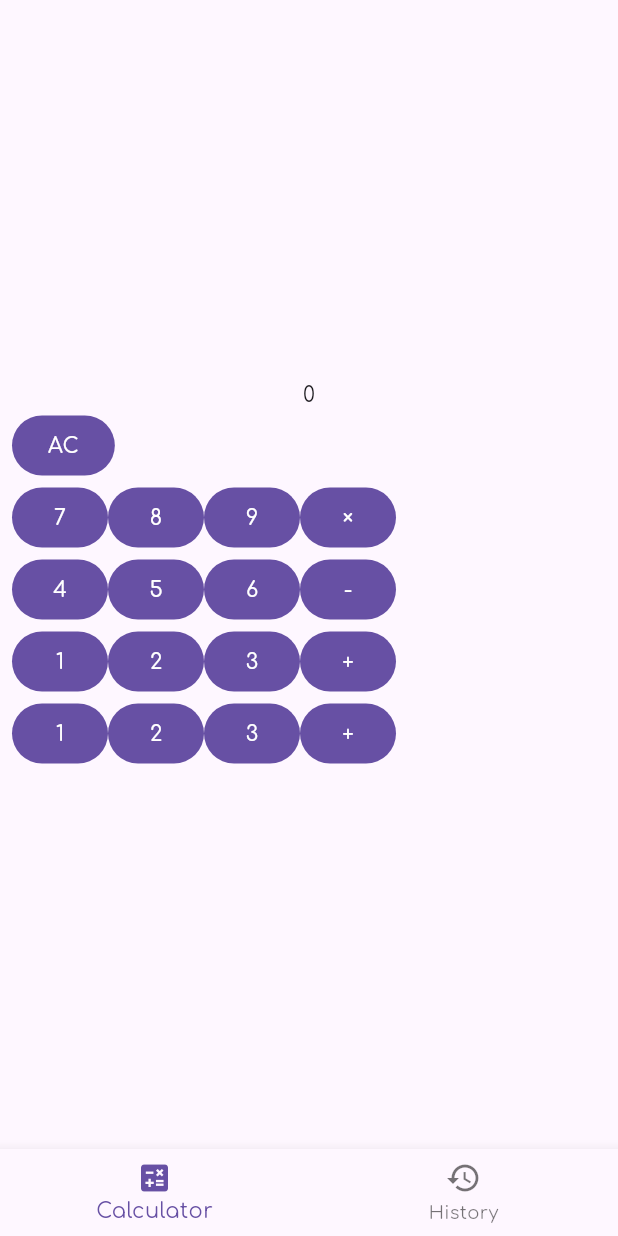
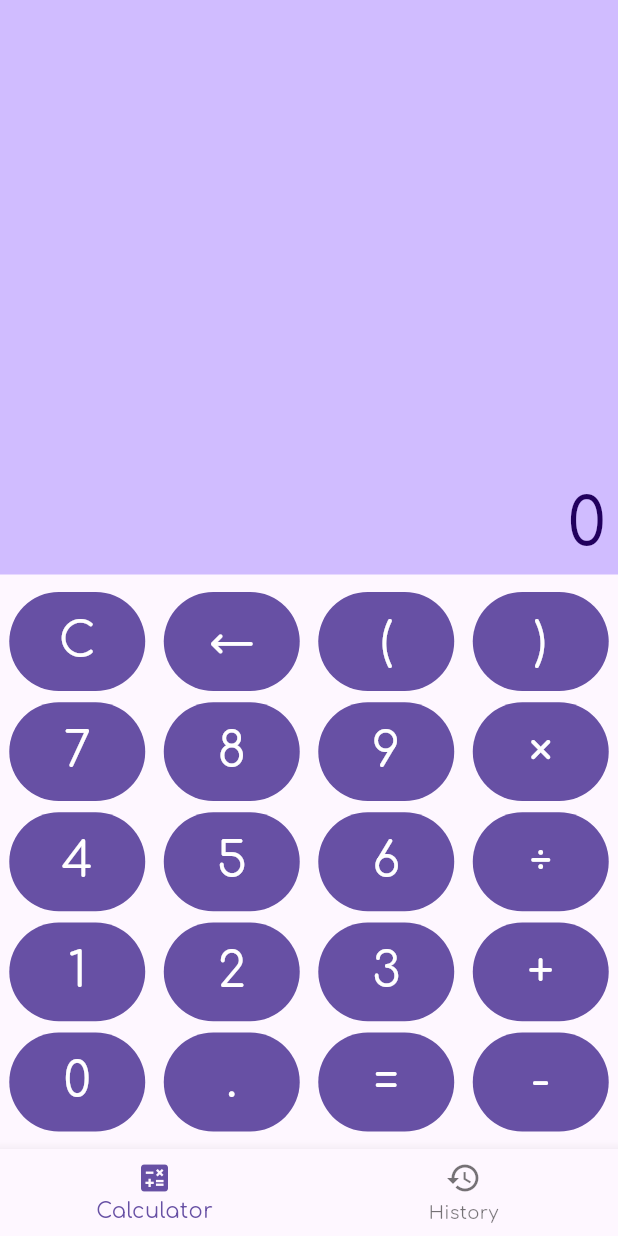
Before and after one commit to ShyrokyiOleksandr/j_calc, a Flutter app: the screen it shows after launch, on a phone screen of 412 x 824 dp. Run offline on Flutter 3.47's test engine with Material 3 defaults, Android fonts, the light colour scheme and no system bars; our stand-ins replace flutter_bloc, go_router.

Commit message:
improve ui; improve comoseDigit; clean up state

```diff
--- a/lib/presentation/features/calculator/calculator_screen.dart
+++ b/lib/presentation/features/calculator/calculator_screen.dart
@@ -13,138 +13,106 @@ class CalculatorScreen extends StatelessWidget {
     return BlocBuilder<CalculatorCubit, CalculatorState>(
       builder: (context, state) {
         return Scaffold(
-          body: Padding(
+          body: Column(
+            mainAxisAlignment: MainAxisAlignment.center,
+            crossAxisAlignment: CrossAxisAlignment.end,
+            children: [
+              Expanded(
+                child: Container(
                   padding: const EdgeInsets.all(8.0),
+                  alignment: Alignment.bottomRight,
+                  color: Theme.of(context).colorScheme.inversePrimary,
+                  child: Text(
+                    state.input,
+                    style: Theme.of(context).textTheme.displayMedium?.copyWith(
+                      color: Theme.of(context).colorScheme.onPrimaryFixed,
+                    ),
+                  ),
+                ),
+              ),
+              Expanded(
+                child: Padding(
+                  padding: const EdgeInsets.symmetric(vertical: 8.0),
                   child: Column(
-              mainAxisAlignment: MainAxisAlignment.center,
-              children: [
-                Text(state.input),
-                Column(
+                    mainAxisAlignment: MainAxisAlignment.spaceAround,
                     children: [
                       Row(
+                        mainAxisAlignment: MainAxisAlignment.spaceAround,
                         children: [
-                        FilledButton(
+                          CalculatorButton(
+                            symbol: 'C',
                             onPressed: () {
                               context.read<CalculatorCubit>().clear();
                             },
-                          child: Text('AC'),
+                          ),
+                          CalculatorButton(
+                            symbol: '←',
+                            onPressed: () {
+                              context.read<CalculatorCubit>().backspace();
+                            },
+                          ),
+                          CalculatorButton(symbol: '('),
+                          CalculatorButton(symbol: ')'),
+                        ],
+                      ),
+                      CalculatorButtonRow(symbols: ['7', '8', '9', '×']),
+                      CalculatorButtonRow(symbols: ['4', '5', '6', '÷']),
+                      CalculatorButtonRow(symbols: ['1', '2', '3', '+']),
+                      CalculatorButtonRow(symbols: ['0', '.', '=', '-']),
+                    ],
+                  ),
+                ),
               ),
             ],
-                    ),
-                    Row(
-                      children: [
-                        FilledButton(
-                          onPressed: () {
-                            context.read<CalculatorCubit>().composeDigit('7');
-                          },
-                          child: Text('7'),
-                        ),
-                        FilledButton(
-                          onPressed: () {
-                            context.read<CalculatorCubit>().composeDigit('8');
-                          },
-                          child: Text('8'),
-                        ),
-                        FilledButton(
-                          onPressed: () {
-                            context.read<CalculatorCubit>().composeDigit('9');
-                          },
-                          child: Text('9'),
-                        ),
-                        FilledButton(
-                          onPressed: () {
-                            context.read<CalculatorCubit>().composeDigit('×');
-                          },
-                          child: Text('×'),
-                        ),
-                      ],
-                    ),
-                    Row(
-                      children: [
-                        FilledButton(
-                          onPressed: () {
-                            context.read<CalculatorCubit>().composeDigit('4');
-                          },
-                          child: Text('4'),
-                        ),
-                        FilledButton(
-                          onPressed: () {
-                            context.read<CalculatorCubit>().composeDigit('5');
-                          },
-                          child: Text('5'),
-                        ),
-                        FilledButton(
-                          onPressed: () {
-                            context.read<CalculatorCubit>().composeDigit('6');
-                          },
-                          child: Text('6'),
-                        ),
-                        FilledButton(onPressed: () {}, child: Text('-')),
-                      ],
-                    ),
-                    Row(
-                      children: [
-                        FilledButton(
-                          onPressed: () {
-                            context.read<CalculatorCubit>().composeDigit('1');
-                          },
-                          child: Text('1'),
-                        ),
-                        FilledButton(
-                          onPressed: () {
-                            context.read<CalculatorCubit>().composeDigit('2');
-                          },
-                          child: Text('2'),
-                        ),
-                        FilledButton(
-                          onPressed: () {
-                            context.read<CalculatorCubit>().composeDigit('3');
-                          },
-                          child: Text('3'),
-                        ),
-                        FilledButton(
-                          onPressed: () {
-                            context.read<CalculatorCubit>().composeDigit('+');
-                          },
-                          child: Text('+'),
-                        ),
-                      ],
-                    ),
-                    Row(
-                      children: [
-                        FilledButton(
-                          onPressed: () {
-                            context.read<CalculatorCubit>().composeDigit('1');
-                          },
-                          child: Text('1'),
-                        ),
-                        FilledButton(
-                          onPressed: () {
-                            context.read<CalculatorCubit>().composeDigit('2');
-                          },
-                          child: Text('2'),
-                        ),
-                        FilledButton(
-                          onPressed: () {
-                            context.read<CalculatorCubit>().composeDigit('3');
-                          },
-                          child: Text('3'),
-                        ),
-                        FilledButton(
-                          onPressed: () {
-                            context.read<CalculatorCubit>().composeDigit('+');
-                          },
-                          child: Text('+'),
-                        ),
-                      ],
-                    ),
-                  ],
-                ),
-              ],
-            ),
           ),
         );
       },
     );
   }
 }
+
+class CalculatorButtonRow extends StatelessWidget {
+  const CalculatorButtonRow({super.key, required this.symbols});
+
+  final List<String> symbols;
+
+  @override
+  Widget build(BuildContext context) {
+    return Row(
+      mainAxisAlignment: MainAxisAlignment.spaceAround,
+      children: symbols.map((symbol) => CalculatorButton(symbol: symbol)).toList(),
+    );
+  }
+}
+
+class CalculatorButton extends StatelessWidget {
+  const CalculatorButton({super.key, required this.symbol, this.onPressed});
+
+  final String symbol;
+  final VoidCallback? onPressed;
+
+  @override
+  Widget build(BuildContext context) {
+    return FilledButton(
+      style: FilledButton.styleFrom(
+        minimumSize: Size(
+          MediaQuery.sizeOf(context).width * 0.22,
+          MediaQuery.sizeOf(context).height * 0.08,
+        ),
+      ),
+      onPressed: () {
+        if (onPressed != null) {
+          onPressed!();
+        } else {
+          context.read<CalculatorCubit>().composeDigit(symbol);
+        }
+      },
+      child: Text(
+        symbol,
+        style: Theme.of(
+          context,
+        ).textTheme.headlineLarge?.copyWith(color: Theme.of(context).colorScheme.onPrimary),
+      ),
+    );
+  }
+}
--- a/lib/presentation/features/calculator/cubit/calculator_state.dart
+++ b/lib/presentation/features/calculator/cubit/calculator_state.dart
@@ -4,67 +4,28 @@ class CalculatorState {
   // Calculator input
   final String input;
 
-  // Parsing result
-  final double firstNumber;
-  final double secondNumber;
-  final CalculatorOperation operation;
-
   // Calculation result
   final double result;
 
-  CalculatorState({
-    required this.input,
-    required this.firstNumber,
-    required this.secondNumber,
-    required this.operation,
-    required this.result,
-  });
+  CalculatorState({required this.input, required this.result});
 
   factory CalculatorState.initial() {
-    return CalculatorState(
-      input: '0',
-      firstNumber: 0,
-      secondNumber: 0,
-      operation: CalculatorOperation.add,
-      result: 0,
-    );
+    return CalculatorState(input: '0', result: 0);
   }
 
-  CalculatorState copyWith({
-    String? input,
-    double? firstNumber,
-    double? secondNumber,
-    CalculatorOperation? operation,
-    double? result,
-  }) {
-    return CalculatorState(
-      input: input ?? this.input,
-      firstNumber: firstNumber ?? this.firstNumber,
-      secondNumber: secondNumber ?? this.secondNumber,
-      operation: operation ?? this.operation,
-      result: result ?? this.result,
-    );
+  CalculatorState copyWith({String? input, double? result}) {
+    return CalculatorState(input: input ?? this.input, result: result ?? this.result);
   }
 
   @override
   bool operator ==(covariant CalculatorState other) {
     if (identical(this, other)) return true;
 
-    return other.input == input &&
-        other.firstNumber == firstNumber &&
-        other.secondNumber == secondNumber &&
-        other.operation == operation &&
-        other.result == result;
+    return other.input == input && other.result == result;
   }
 
   @override
   int get hashCode {
-    return input.hashCode ^
-        firstNumber.hashCode ^
-        secondNumber.hashCode ^
-        operation.hashCode ^
-        result.hashCode;
+    return input.hashCode ^ result.hashCode;
   }
 }
-
-enum CalculatorOperation { add, subtract, multiply, divide }
```
Also changed, not shown: lib/presentation/features/calculator/cubit/calculator_cubit.dart (+28 -4 lines). Lines whose indentation alone changed are shown as unchanged.
